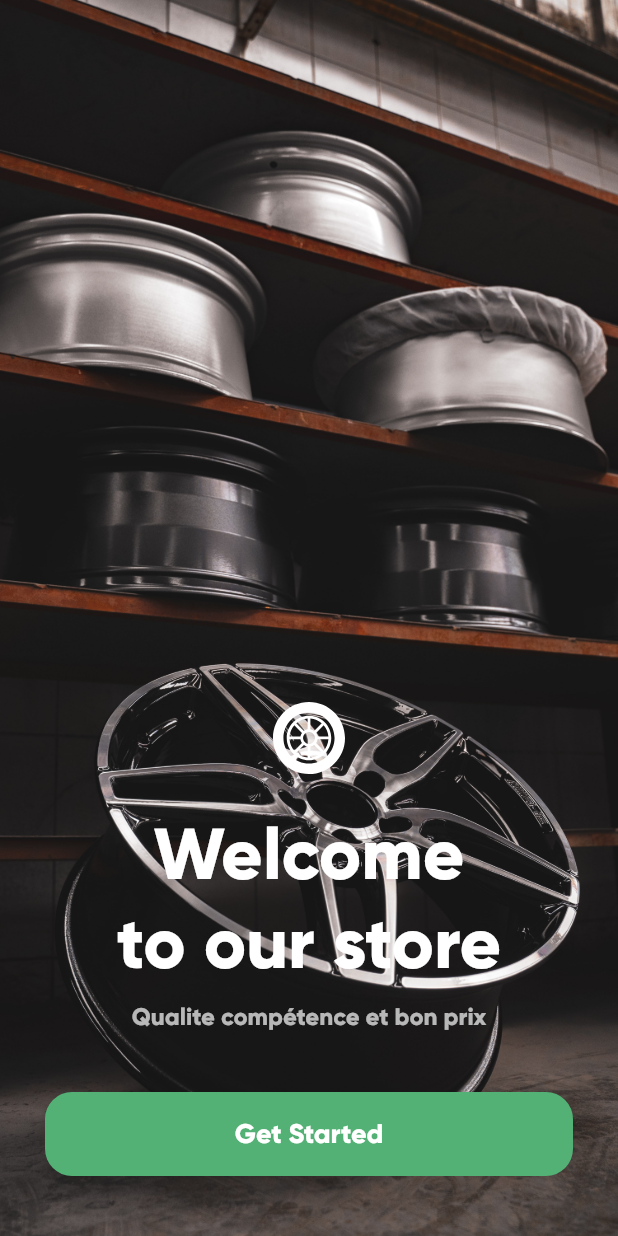
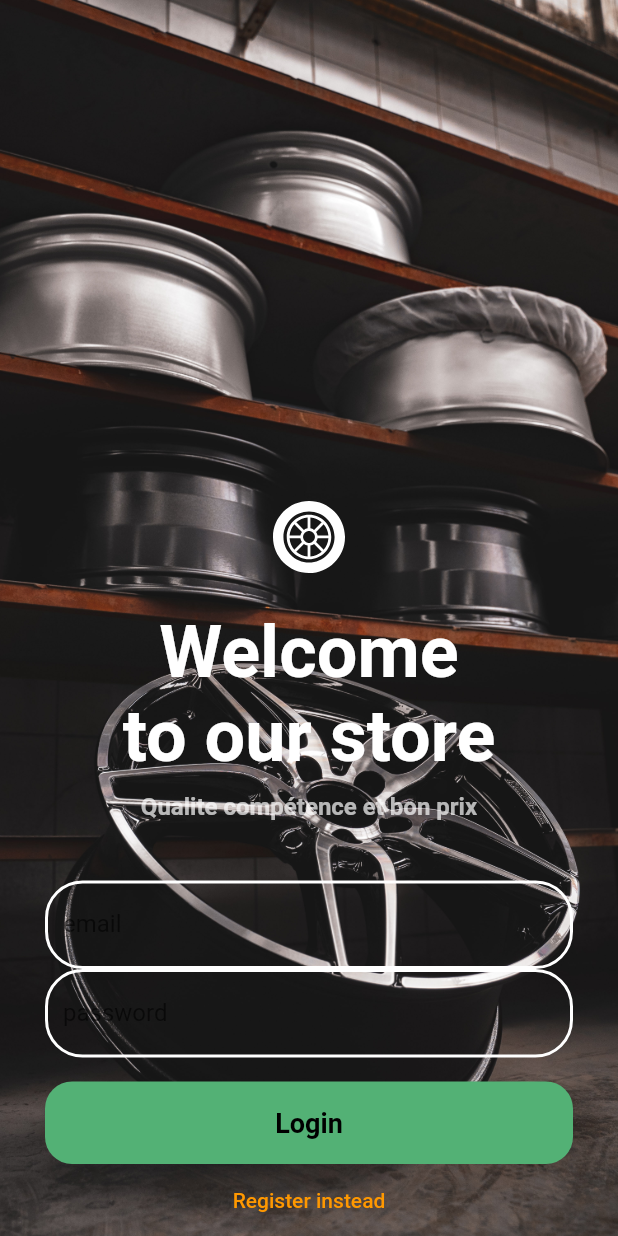
Before and after one commit to AzerOuerghi/StoreAppflutter, a Flutter app: the screen it shows after launch, on a phone screen of 412 x 824 dp. Run offline on Flutter 3.47's test engine with Material 2 defaults, Android fonts, the phone set to English and light mode, and no system bars; our stand-ins replace firebase_auth, firebase_core, flutter_svg, get; accounts and stored records are empty.

Commit message:
adding firebase auth

```diff
--- a/lib/app.dart
+++ /dev/null
@@ -1,14 +0,0 @@
-import 'package:flutter/material.dart';
-import 'package:grocery_app/screens/splash_screen.dart';
-import 'package:grocery_app/styles/theme.dart';
-
-class MyApp extends StatelessWidget {
-  @override
-  Widget build(BuildContext context) {
-    return MaterialApp(
-      debugShowCheckedModeBanner: false,
-      theme: themeData,
-      home: SplashScreen(),
-    );
-  }
-}
--- a/lib/main.dart
+++ b/lib/main.dart
@@ -1,7 +1,28 @@
+import 'package:firebase_core/firebase_core.dart';
 import 'package:flutter/material.dart';
+import 'package:grocery_app/screens/login/registre/widget_tree.dart';
 
-import 'app.dart';
+import 'firebase_options.dart';
 
-void main() {
+Future<void> main() async {
+  WidgetsFlutterBinding.ensureInitialized();
+  await Firebase.initializeApp(
+    options: DefaultFirebaseOptions.currentPlatform,
+  );
   runApp(MyApp());
 }
+
+class MyApp extends StatelessWidget {
+  const MyApp({Key? key}) : super(key: key);
+
+  @override
+  Widget build(BuildContext context) {
+    return MaterialApp(
+      debugShowCheckedModeBanner: false,
+      theme: ThemeData(
+        primarySwatch: Colors.orange,
+      ),
+      home: const WidgetTree(),
+    );
+  }
+}
--- a/lib/screens/home/home_screen.dart
+++ b/lib/screens/home/home_screen.dart
@@ -6,7 +6,7 @@ import 'package:flutter_svg/flutter_svg.dart';
 import 'package:grocery_app/widgets/item_card_widget.dart';
 import 'package:grocery_app/widgets/search_bar_widget.dart';
 
-import 'grocery_featured_Item_widget.dart';
+import 'product_featured_Item_widget.dart';
 import 'home_banner_widget.dart';
 
 class HomeScreen extends StatelessWidget {
--- /dev/null
+++ b/lib/screens/login/registre/auth.dart
@@ -0,0 +1,38 @@
+import 'package:firebase_auth/firebase_auth.dart';
+
+class Auth {
+  final FirebaseAuth _firebaseAuth = FirebaseAuth.instance;
+
+  User? get currentUser => _firebaseAuth.currentUser;
+
+  Stream<User?> get authStateChanges => _firebaseAuth.authStateChanges();
+
+  Future<void> sendPasswordResetEmail({
+    required String email,
+  }) async {
+    await _firebaseAuth.sendPasswordResetEmail(email: email);
+  }
+
+  Future<void> signInWithEmailAndPassword({
+    required String email,
+    required String password,
+  }) async {
+    await _firebaseAuth.signInWithEmailAndPassword(
+      email: email,
+      password: password,
+    );
+  }
+  Future<void> createUserWithEmailAndPassword({
+    required String email,
+    required String password,
+  }) async {
+    await _firebaseAuth.createUserWithEmailAndPassword(
+      email: email,
+      password: password,
+    );
+  }
+
+  Future<void> signOut() async {
+    await _firebaseAuth.signOut();
+  }
+}
--- /dev/null
+++ b/lib/screens/login/registre/login_register_page.dart
@@ -0,0 +1,193 @@
+import 'package:flutter/material.dart';
+import 'package:firebase_auth/firebase_auth.dart';
+import 'package:flutter_svg/svg.dart';
+
+import '../../../common_widgets/app_button.dart';
+import '../../../common_widgets/app_text.dart';
+import '../../../styles/colors.dart';
+import '../../dashboard/dashboard_screen.dart';
+import 'auth.dart';
+
+class LoginPage extends StatefulWidget {
+  const LoginPage({Key? key}) : super(key: key);
+
+  @override
+  State<LoginPage> createState() => _LoginPageState();
+}
+
+class _LoginPageState extends State<LoginPage> {
+  String? errorMessage = '';
+  bool isLogin = true;
+
+  final TextEditingController _controllerEmail = TextEditingController();
+  final TextEditingController _controllerPassword = TextEditingController();
+
+  Future<void> signInWithEmailAndPassword() async {
+    try {
+      await Auth().signInWithEmailAndPassword(
+        email: _controllerEmail.text,
+        password: _controllerPassword.text,
+      );
+    } on FirebaseAuthException catch (e) {
+      setState(() {
+        errorMessage = e.message;
+      });
+    }
+  }
+
+  Widget icon() {
+    String iconPath = "assets/icons/app_icon.svg";
+    return SvgPicture.asset(
+      iconPath,
+      width: 48,
+      height: 56,
+    );
+  }
+
+  Future<void> createUserWithEmailAndPassword() async {
+    try {
+      await Auth().createUserWithEmailAndPassword(
+        email: _controllerEmail.text,
+        password: _controllerPassword.text,
+      );
+    } on FirebaseAuthException catch (e) {
+      setState(() {
+        errorMessage = e.message;
+      });
+    }
+  }
+
+  Widget _entryField(
+    String title,
+    TextEditingController controller,
+  ) {
+    return TextField(
+      controller: controller,
+      decoration: InputDecoration(
+        fillColor: Colors.white,
+        enabledBorder: OutlineInputBorder(
+          borderSide: const BorderSide(color: Colors.white, width: 2.0),
+          borderRadius: BorderRadius.circular(25.0),
+        ),
+        labelText: title,
+      ),
+    );
+  }
+
+  Widget _errorMessage() {
+    return Text(
+      errorMessage == '' ? '' : 'Humm ? $errorMessage',
+      style: TextStyle(color: Colors.white),
+    );
+  }
+
+  Widget _submitButton() {
+    return AppButton(
+      onPressed:
+          isLogin ? signInWithEmailAndPassword : createUserWithEmailAndPassword,
+      label: (isLogin ? 'Login' : 'Register'),
+      fontWeight: FontWeight.w600,
+      padding: EdgeInsets.symmetric(vertical: 25),
+    );
+  }
+
+  Widget _loginOrRegisterButton() {
+    return TextButton(
+      onPressed: () {
+        setState(() {
+          isLogin = !isLogin;
+        });
+      },
+      child: Text(isLogin ? 'Register instead' : 'Login instead'),
+    );
+  }
+
+  Widget getButton(BuildContext context) {
+    return AppButton(
+      label: "Get Started",
+      fontWeight: FontWeight.w600,
+      padding: EdgeInsets.symmetric(vertical: 25),
+      onPressed: () {
+        onGetStartedClicked(context);
+      },
+    );
+  }
+
+  final String imagePath = "assets/images/welcome_image.jpg";
+
+  Widget welcomeTextWidget() {
+    return Column(
+      children: [
+        AppText(
+          text: "Welcome",
+          fontSize: 48,
+          fontWeight: FontWeight.w600,
+          color: Colors.white,
+        ),
+        AppText(
+          text: "to our store",
+          fontSize: 48,
+          fontWeight: FontWeight.w600,
+          color: Colors.white,
+        ),
+      ],
+    );
+  }
+
+  @override
+  Widget build(BuildContext context) {
+    return Scaffold(
+      backgroundColor: AppColors.primaryColor,
+      body: Container(
+        padding: EdgeInsets.symmetric(horizontal: 30),
+        decoration: BoxDecoration(
+          image: DecorationImage(
+            image: AssetImage(imagePath),
+            fit: BoxFit.cover,
+          ),
+        ),
+        child: Center(
+          child: Column(
+            children: <Widget>[
+              Spacer(),
+              icon(),
+              SizedBox(
+                height: 20,
+              ),
+              welcomeTextWidget(),
+              SizedBox(
+                height: 10,
+              ),
+              sloganText(),
+              SizedBox(
+                height: 40,
+              ),
+              _entryField('email', _controllerEmail),
+              _entryField('password', _controllerPassword),
+              _errorMessage(),
+              _submitButton(),
+              _loginOrRegisterButton(),
+            ],
+          ),
+        ),
+      ),
+    );
+  }
+}
+
+Widget sloganText() {
+  return AppText(
+    text: "Qualite compétence et bon prix",
+    fontSize: 16,
+    fontWeight: FontWeight.w600,
+    color: Color(0xffFCFCFC).withOpacity(0.7),
+  );
+}
+
+void onGetStartedClicked(BuildContext context) {
+  Navigator.of(context).pushReplacement(new MaterialPageRoute(
+    builder: (BuildContext context) {
+      return DashboardScreen();
+    },
+  ));
+}
--- /dev/null
+++ b/lib/screens/login/registre/widget_tree.dart
@@ -0,0 +1,29 @@
+
+import 'package:flutter/material.dart';
+
+import 'auth.dart';
+import 'home.dart';
+import 'login_register_page.dart';
+
+class WidgetTree extends StatefulWidget {
+  const WidgetTree({Key? key}) : super(key: key);
+
+  @override
+  State<WidgetTree> createState() => _WidgetTreeState();
+}
+
+class _WidgetTreeState extends State<WidgetTree> {
+  @override
+  Widget build(BuildContext context) {
+    return StreamBuilder(
+      stream: Auth().authStateChanges,
+      builder: (context, snapshot) {
+        if (snapshot.hasData) {
+          return HomePage();
+        } else {
+          return const LoginPage();
+        }
+      },
+    );
+  }
+}
--- a/pubspec.yaml
+++ b/pubspec.yaml
@@ -16,6 +16,8 @@ dependencies:
   flutter_svg: ^1.1.6
   flutter_staggered_grid_view: ^0.6.2
   get: ^4.6.5
+  firebase_core: ^2.4.1
+  firebase_auth: ^4.2.5
 
 dev_dependencies:
   flutter_test:
```
Also changed, not shown: lib/screens/login/registre/home.dart (added, +50 -0 lines), lib/widget/big_text.dart (deleted, +0 -27 lines), lib/widget/icon.dart (deleted, +0 -26 lines), lib/widget/small_text.dart (deleted, +0 -29 lines), lib/firebase_options.dart (added), lib/screens/home/product_featured_Item_widget.dart (renamed from lib/screens/home/grocery_featured_Item_widget.dart), pubspec.lock, 7 other files.
